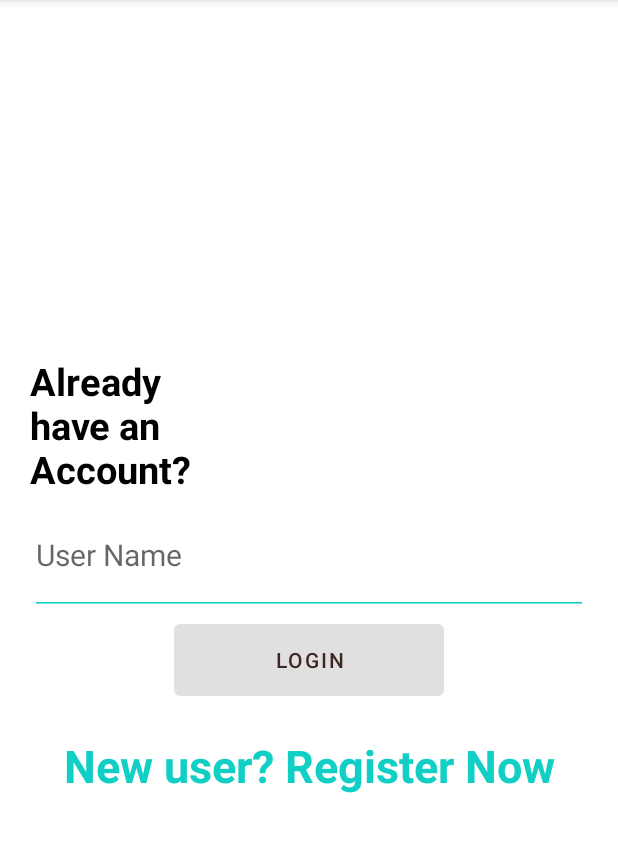
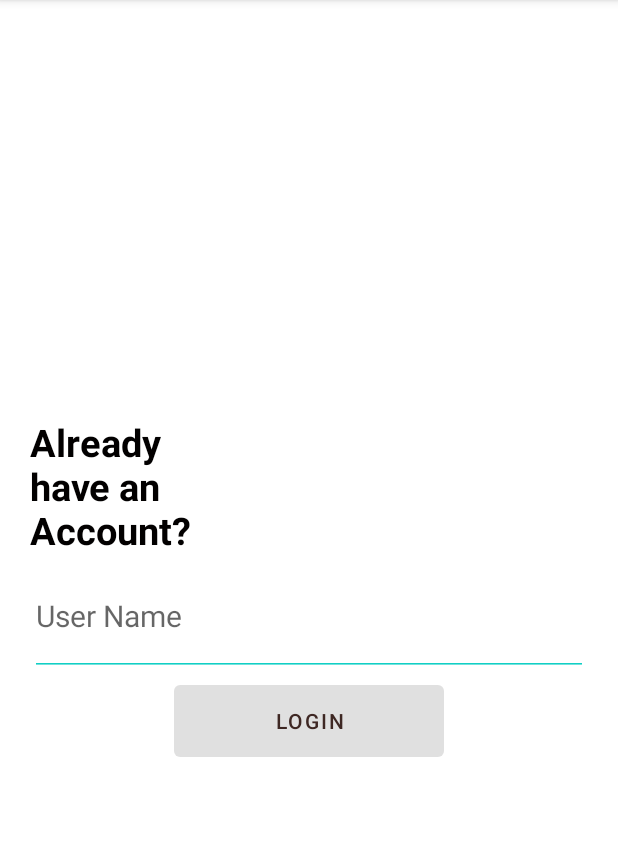
Before and after one commit to Or-Moshe/Android-Studio, an Android app: the screen it shows after launch (LoginActivity), on a phone screen of 412 x 824 dp, the part 84-936 px from its top. Run offline under Robolectric (Android 15) with nearby library versions, the phone set to English and light mode, and no system bars.

Commit message:
login page

```diff
--- a/app/src/main/java/com/example/obscalesraceapp/View/LoginActivity.java
+++ b/app/src/main/java/com/example/obscalesraceapp/View/LoginActivity.java
@@ -28,13 +28,10 @@ import com.google.gson.Gson;
 public class LoginActivity extends AppCompatActivity {
 
     private int icons[];
-    private TextView registerNewUser, user_name_text;
+    private TextView user_name_text;
     private Button login_btn;
     private PermissionManager permissionManager;
 
-    public LoginActivity(){
-        //permissionManager = new PermissionManager(this);
-    }
     //onCreate() is called when the when the activity is first created. onStart() is called when the activity is becoming visible to the user.
     @Override
     protected void onStart() {
@@ -62,13 +59,6 @@ public class LoginActivity extends AppCompatActivity {
 
         setListenerForTextView(this.user_name_text);
 
-        this.registerNewUser.setOnClickListener(new View.OnClickListener() {
-            @Override
-            public void onClick(View view){
-                registerNewUser();
-            }
-        });
-
         this.login_btn.setOnClickListener(new View.OnClickListener() {
             @Override
             public void onClick(View view){
@@ -95,7 +85,6 @@ public class LoginActivity extends AppCompatActivity {
 
     private void findViews(){
         this.user_name_text = (TextView)findViewById(R.id.user_name);
-        this.registerNewUser = (TextView)findViewById(R.id.registerNewUser);
         this.login_btn = (Button) findViewById(R.id.login_btn);
     }
     public void onLoginClick(){
@@ -113,11 +102,6 @@ public class LoginActivity extends AppCompatActivity {
         startActivity(myIntent);
     }
 
-    public void registerNewUser(){
-        TextView registerNewUser = (TextView)findViewById(R.id.registerNewUser);
-        registerNewUser.setVisibility(TextView.INVISIBLE);
-    }
-
     private void enableLogicBtn(Boolean isEnabled){
         this.login_btn.setEnabled(isEnabled);
     }
--- a/app/src/main/res/layout/logic_activity.xml
+++ b/app/src/main/res/layout/logic_activity.xml
@@ -57,61 +57,6 @@
                 android:enabled="false"
                 android:onClick="onLoginClick"/>
 
-            <TextView
-                android:id="@+id/registerNewUser"
-                style="@style/parent"
-                android:layout_marginTop="@dimen/loginViewsMargin"
-                android:text="New user? Register Now"
-                android:textAlignment="center"
-                android:textColor="@color/themeColor"
-                android:textSize="30dp"
-                android:textStyle="bold"
-                android:onClick="registerNewUser"/>
-
-            <LinearLayout
-                android:layout_width="match_parent"
-                android:layout_height="wrap_content"
-                android:layout_marginTop="20dp"
-                android:gravity="center">
-
-                <ImageView
-                    android:layout_width="wrap_content"
-                    android:layout_height="wrap_content" />
-
-                <ImageView
-                    android:layout_width="wrap_content"
-                    android:layout_height="wrap_content"
-                    android:layout_marginLeft="10dp" />
-            </LinearLayout>
-
         </LinearLayout>
     </ScrollView>
-
-<!--    <RelativeLayout-->
-<!--        android:layout_width="match_parent"-->
-<!--        android:layout_height="wrap_content"-->
-<!--        android:layout_below="@id/life_layout">-->
-
-<!--        <androidx.recyclerview.widget.RecyclerView-->
-<!--            android:id="@+id/main_LST_scores"-->
-<!--            android:layout_width="match_parent"-->
-<!--            android:layout_height="match_parent"-->
-<!--            android:layout_centerInParent="true"-->
-<!--            tools:listitem="@layout/score_item"-->
-<!--            />-->
-<!--    </RelativeLayout>-->
-<!--    <View-->
-<!--        android:layout_marginTop="20dp"-->
-<!--        android:layout_alignParentTop="true"-->
-<!--        android:layout_alignParentRight="true"-->
-<!--        android:layout_width="11dp"-->
-<!--        android:layout_height="match_parent"/>-->
-<!--    <ImageView-->
-<!--        android:layout_alignParentBottom="true"-->
-<!--        android:layout_alignParentRight="true"-->
-<!--        android:layout_width="wrap_content"-->
-<!--        android:layout_height="wrap_content"-->
-<!--        android:layout_marginRight="11dp"-->
-<!--        android:layout_marginBottom="30dp"-->
-<!--        android:onClick="onLoginClick"/>-->
 </RelativeLayout>
```
